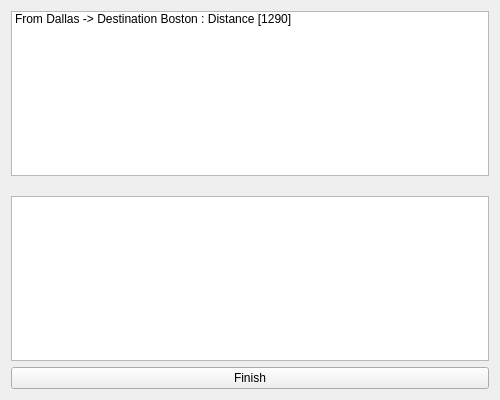
Old version of the form src/form/tripsummary.ui in the repository home-run/subtle-cosmic-moose.
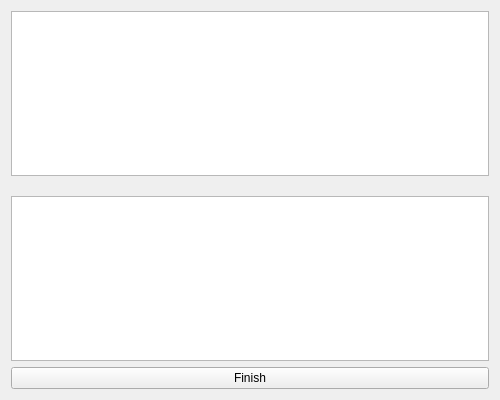
New version of the form.

The edit to the form file:
```diff
--- a/src/form/tripsummary.ui
+++ b/src/form/tripsummary.ui
@@ -17,13 +17,7 @@
    <item>
     <layout class="QVBoxLayout" name="tripSummary_verticalLayout">
      <item>
-      <widget class="QListWidget" name="tripSummary_listWidget_tripPath">
-       <item>
-        <property name="text">
-         <string>From Dallas -&gt; Destination Boston : Distance [1290]</string>
-        </property>
-       </item>
-      </widget>
+      <widget class="QListWidget" name="tripSummary_listWidget_tripPath"/>
      </item>
      <item>
       <spacer name="tripSummary_verticalSpacer">
```
